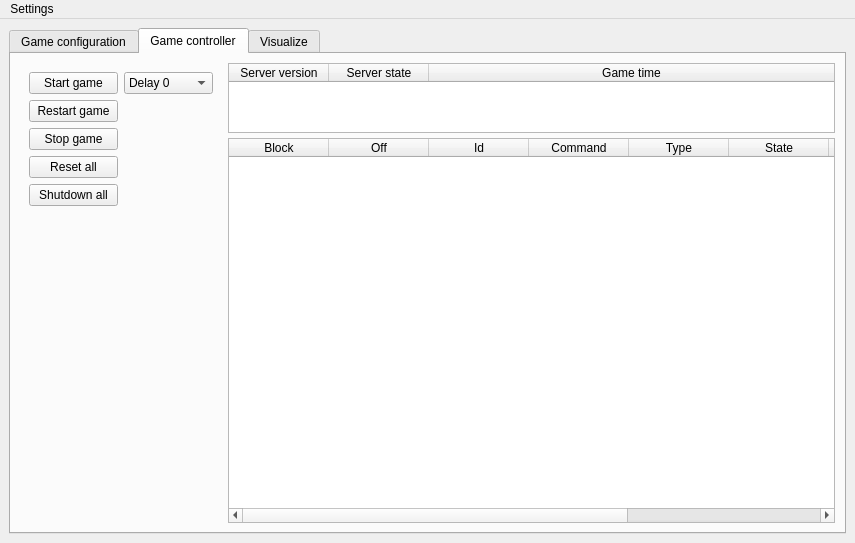
Qt form uiFiles/gui.ui (ghorik78/serverGui) before a commit.
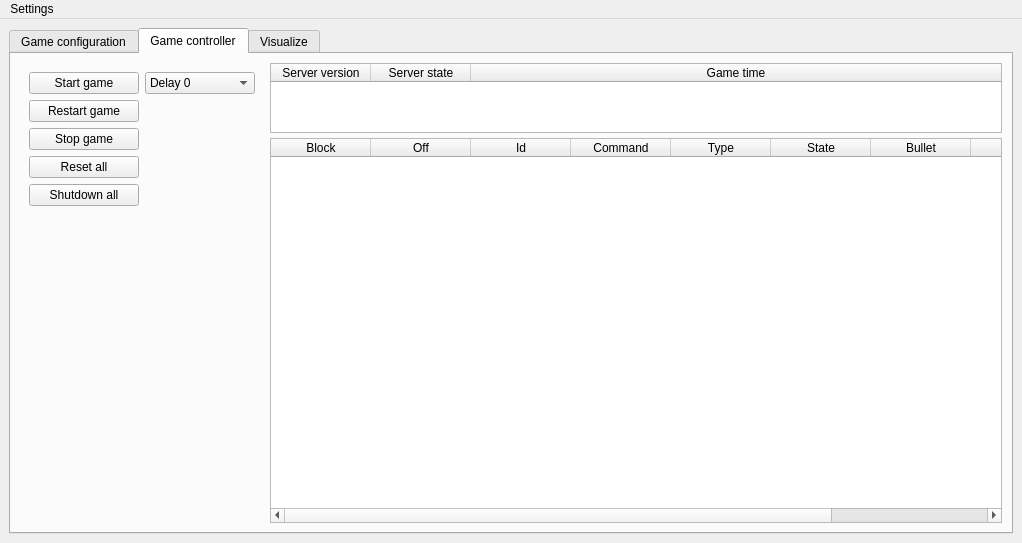
The same form after that commit.

Diff of the .ui file:
```diff
--- a/uiFiles/gui.ui
+++ b/uiFiles/gui.ui
@@ -6,7 +6,7 @@
    <rect>
     <x>0</x>
     <y>0</y>
-    <width>855</width>
+    <width>1022</width>
     <height>543</height>
    </rect>
   </property>
@@ -442,6 +442,15 @@
                  <verstretch>1</verstretch>
                 </sizepolicy>
                </property>
+               <property name="editTriggers">
+                <set>QAbstractItemView::NoEditTriggers</set>
+               </property>
+               <property name="alternatingRowColors">
+                <bool>true</bool>
+               </property>
+               <property name="showGrid">
+                <bool>true</bool>
+               </property>
                <attribute name="horizontalHeaderStretchLastSection">
                 <bool>true</bool>
                </attribute>
@@ -473,6 +482,21 @@
                  <verstretch>11</verstretch>
                 </sizepolicy>
                </property>
+               <property name="styleSheet">
+                <string notr="true"/>
+               </property>
+               <property name="editTriggers">
+                <set>QAbstractItemView::NoEditTriggers</set>
+               </property>
+               <attribute name="horizontalHeaderStretchLastSection">
+                <bool>false</bool>
+               </attribute>
+               <attribute name="verticalHeaderShowSortIndicator" stdset="0">
+                <bool>true</bool>
+               </attribute>
+               <attribute name="verticalHeaderStretchLastSection">
+                <bool>false</bool>
+               </attribute>
                <column>
                 <property name="text">
                  <string>Block</string>
@@ -541,7 +565,7 @@
     <rect>
      <x>0</x>
      <y>0</y>
-     <width>855</width>
+     <width>1022</width>
      <height>22</height>
     </rect>
    </property>
```
Left out of the diff: 37 changed lines with no effect on the pictures.
